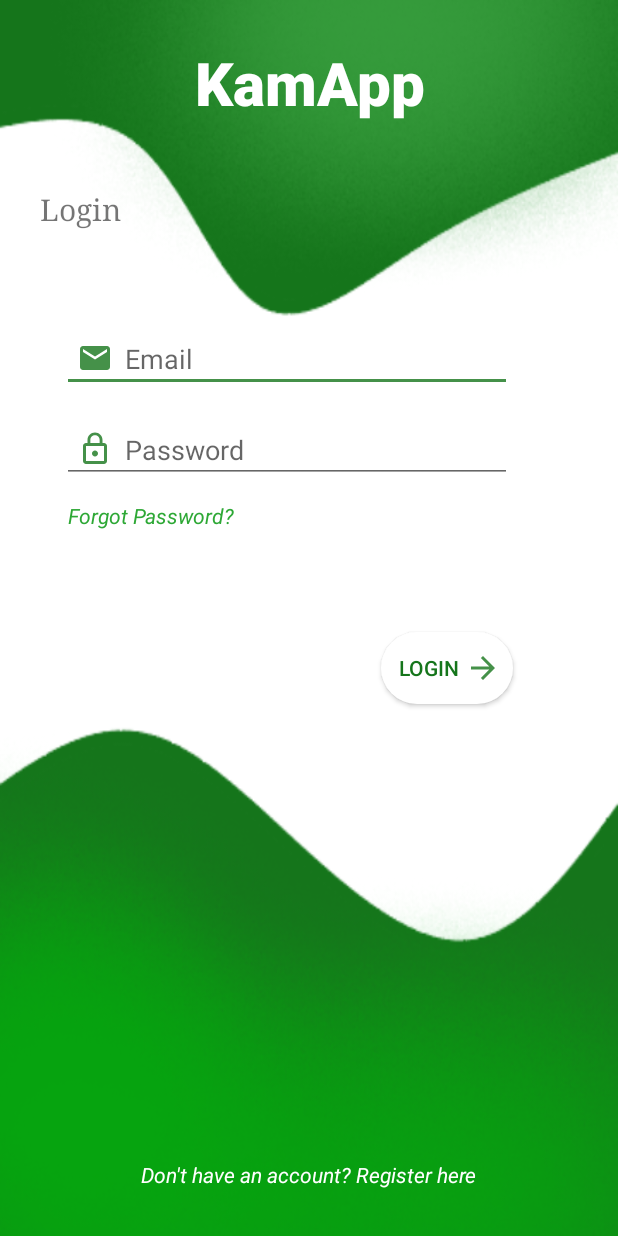
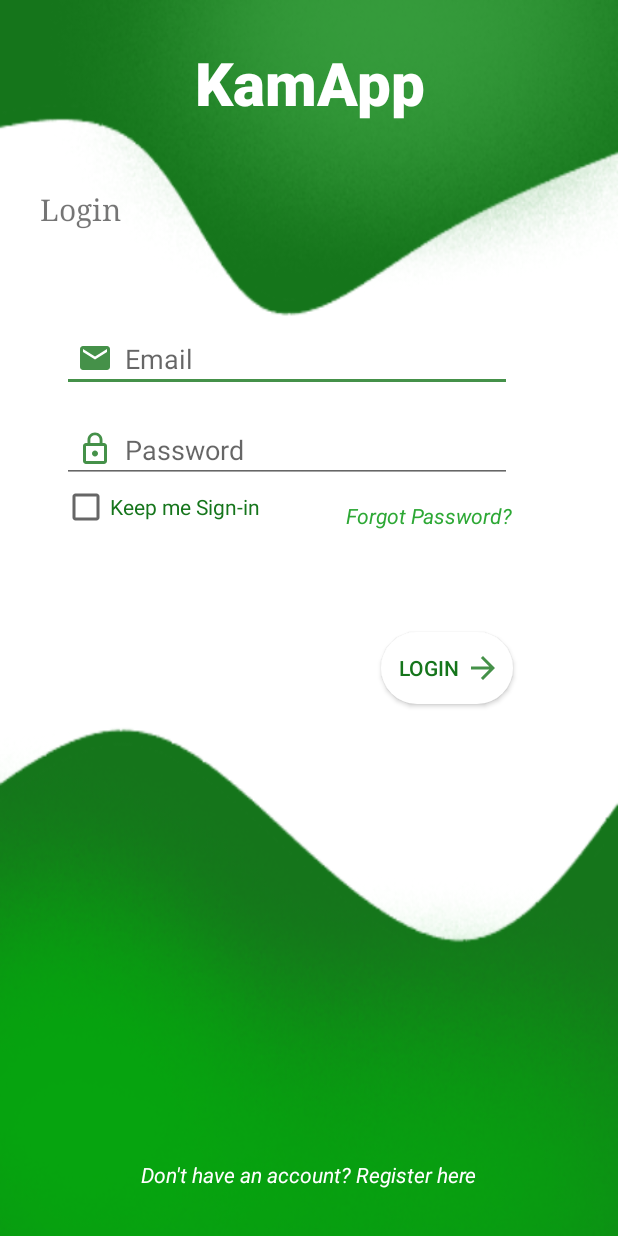
Before and after one commit to zanesonsona/FinalApp, an Android app: the layout activity_login_page.xml on its own in the app's theme, with its tools: preview values and no code run, on a phone screen of 412 x 824 dp. Run offline under Robolectric (Android 15) with nearby library versions, the phone set to English and light mode, and no system bars.

Commit message:
Keep Me Sign-in

```diff
--- a/app/src/main/java/com/example/finalapp/Fragments/HomeFragment.java
+++ b/app/src/main/java/com/example/finalapp/HomePage/HomeFragment.java
@@ -1,4 +1,4 @@
-package com.example.finalapp.Fragments;
+package com.example.finalapp.HomePage;
 
 
 import android.os.Bundle;
--- a/app/src/main/res/layout/activity_login_page.xml
+++ b/app/src/main/res/layout/activity_login_page.xml
@@ -68,6 +68,18 @@
         app:layout_constraintStart_toStartOf="parent"
         app:layout_constraintTop_toBottomOf="@+id/username" />
 
+    <CheckBox
+        android:id="@+id/keepme"
+        android:layout_width="wrap_content"
+        android:layout_height="wrap_content"
+        android:text="Keep me Sign-in"
+        android:textSize="14sp"
+        android:textColor="#15751B"
+        app:layout_constraintEnd_toEndOf="parent"
+        app:layout_constraintHorizontal_bias="0.147"
+        app:layout_constraintStart_toStartOf="parent"
+        app:layout_constraintTop_toBottomOf="@+id/pass" />
+
     <Button
         android:id="@+id/login"
         android:layout_width="wrap_content"
@@ -97,7 +109,7 @@
         android:textColor="#2DA835"
         android:textStyle="italic"
         app:layout_constraintEnd_toEndOf="parent"
-        app:layout_constraintHorizontal_bias="0.151"
+        app:layout_constraintHorizontal_bias="0.767"
         app:layout_constraintStart_toStartOf="parent"
         app:layout_constraintTop_toBottomOf="@+id/pass" />
 
--- a/app/src/main/res/layout/fragment_dashboard.xml
+++ b/app/src/main/res/layout/fragment_dashboard.xml
@@ -61,6 +61,7 @@
                     android:rowCount="3">
 
                     <androidx.cardview.widget.CardView
+                        android:id="@+id/cv_senior"
                         android:layout_width="100dp"
                         android:layout_height="100dp"
                         android:layout_margin="12dp"
@@ -93,6 +94,7 @@
                     </androidx.cardview.widget.CardView>
 
                     <androidx.cardview.widget.CardView
+                        android:id="@+id/cv_pwd"
                         android:layout_width="100dp"
                         android:layout_height="100dp"
                         android:layout_margin="12dp"
--- a/app/src/main/res/layout/fragment_home.xml
+++ b/app/src/main/res/layout/fragment_home.xml
@@ -3,7 +3,7 @@
     xmlns:tools="http://schemas.android.com/tools"
     android:layout_width="match_parent"
     android:layout_height="match_parent"
-    tools:context=".Fragments.HomeFragment">
+    tools:context=".HomePage.HomeFragment">
 
 
     <ListView
```
Also changed, not shown: app/src/main/java/com/example/finalapp/Fragments/DashboardFragment.java (+36 -3 lines), app/src/main/java/com/example/finalapp/LoginPage.java (+35 -1 lines), app/src/main/java/com/example/finalapp/MainActivity.java (+7 -3 lines).
